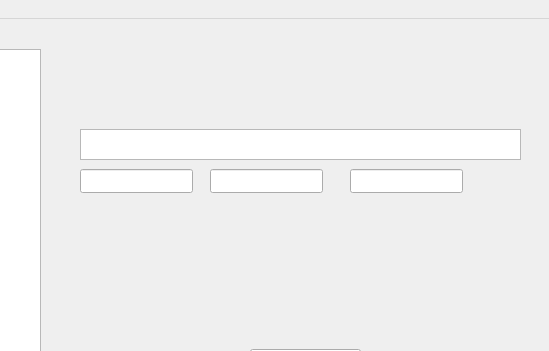
Qt form mainwindow.ui (kdarock/CoffeeMachineGUI_QT_PROG4) before a commit; both pictures show x 460 to 1009 and y 0 to 351 of the 1009 by 562 pixel window.
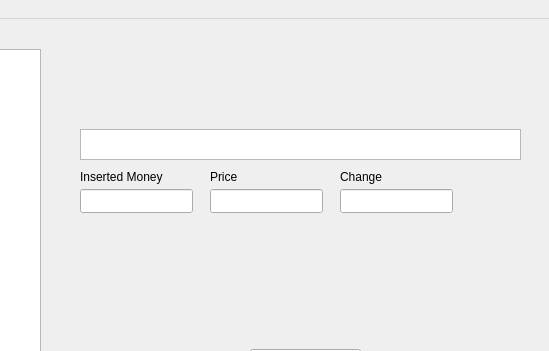
The same form after that commit.

Diff of the .ui file:
```diff
--- a/mainwindow.ui
+++ b/mainwindow.ui
@@ -301,7 +301,7 @@
     <property name="geometry">
      <rect>
       <x>540</x>
-      <y>150</y>
+      <y>170</y>
       <width>113</width>
       <height>24</height>
      </rect>
@@ -313,8 +313,8 @@
    <widget class="QLineEdit" name="Change">
     <property name="geometry">
      <rect>
-      <x>810</x>
-      <y>150</y>
+      <x>800</x>
+      <y>170</y>
       <width>113</width>
       <height>24</height>
      </rect>
@@ -324,12 +324,51 @@
     <property name="geometry">
      <rect>
       <x>670</x>
-      <y>150</y>
+      <y>170</y>
       <width>113</width>
       <height>24</height>
      </rect>
     </property>
    </widget>
+   <widget class="QLabel" name="label">
+    <property name="geometry">
+     <rect>
+      <x>540</x>
+      <y>150</y>
+      <width>91</width>
+      <height>16</height>
+     </rect>
+    </property>
+    <property name="text">
+     <string>Inserted Money</string>
+    </property>
+   </widget>
+   <widget class="QLabel" name="label_2">
+    <property name="geometry">
+     <rect>
+      <x>670</x>
+      <y>150</y>
+      <width>49</width>
+      <height>16</height>
+     </rect>
+    </property>
+    <property name="text">
+     <string>Price</string>
+    </property>
+   </widget>
+   <widget class="QLabel" name="label_3">
+    <property name="geometry">
+     <rect>
+      <x>800</x>
+      <y>150</y>
+      <width>49</width>
+      <height>16</height>
+     </rect>
+    </property>
+    <property name="text">
+     <string>Change</string>
+    </property>
+   </widget>
   </widget>
   <widget class="QMenuBar" name="menubar">
    <property name="geometry">
```
Left out of the diff: 2 changed lines with no effect on the pictures.
